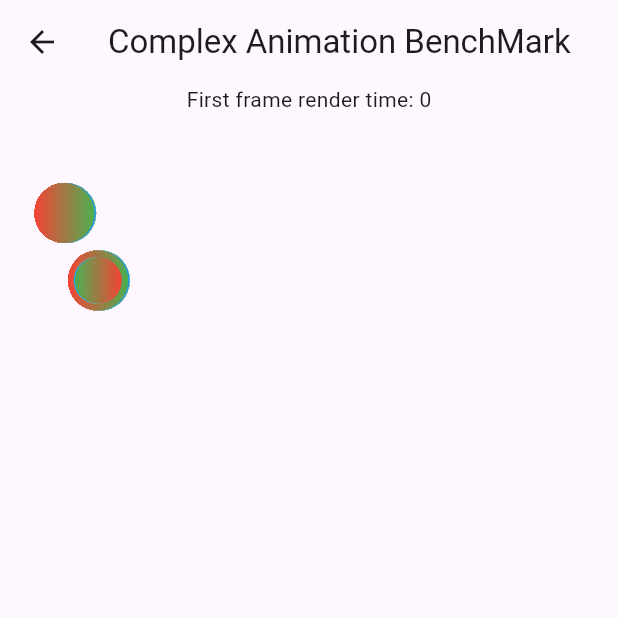
After one commit to SuicaLondon/flutter_benchmark, a Flutter app: the ComplexAnimationBenchMark screen opened directly, on a phone screen of 412 x 824 dp, the top half of it. The commit adds this screen. Run offline on Flutter 3.47's test engine with Material 2 defaults, Android fonts, the phone set to English and light mode, and no system bars.

Commit message:
Update Animation

```diff
--- a/lib/app.dart
+++ b/lib/app.dart
@@ -1,10 +1,13 @@
 import 'package:flutter/material.dart';
 import 'package:flutter_benchmark/benchmark1/calculation_benchmark.dart';
 import 'package:flutter_benchmark/benchmark2/complex_ui_benchmark.dart';
+import 'package:flutter_benchmark/benchmark3/complex_animation_benchamark.dart';
 
 enum BenchmarkItem {
   calculation('Calculation benchmark', CalculationBenchmark()),
-  complexUI('Complex UI Render benchmark', ComplexUIBenchMark());
+  complexUI('Complex UI Render benchmark', ComplexUIBenchMark()),
+  complexAnimation(
+      'Complex Animation Render benchmark', ComplexAnimationBenchMark());
 
   const BenchmarkItem(this.name, this.page);
   final String name;
--- /dev/null
+++ b/lib/benchmark3/complex_animation_benchamark.dart
@@ -0,0 +1,76 @@
+import 'dart:math';
+
+import 'package:flutter/material.dart';
+import 'package:flutter_benchmark/benchmark3/random_animation_builder.dart';
+
+class ComplexAnimationBenchMark extends StatefulWidget {
+  const ComplexAnimationBenchMark({super.key});
+
+  @override
+  State<ComplexAnimationBenchMark> createState() =>
+      _ComplexAnimationBenchMarkState();
+}
+
+class _ComplexAnimationBenchMarkState extends State<ComplexAnimationBenchMark> {
+  final ValueNotifier<int?> _firstFrameRenderTime = ValueNotifier(null);
+
+  @override
+  void initState() {
+    super.initState();
+    DateTime startTime = DateTime.now();
+    WidgetsBinding.instance.addPostFrameCallback((_) {
+      DateTime endTime = DateTime.now();
+      Duration duration = endTime.difference(startTime);
+      _firstFrameRenderTime.value = duration.inMilliseconds;
+    });
+  }
+
+  @override
+  Widget build(BuildContext context) {
+    return Scaffold(
+      appBar: AppBar(
+        title: const Text('Complex Animation BenchMark'),
+      ),
+      body: Column(
+        children: [
+          ValueListenableBuilder(
+            valueListenable: _firstFrameRenderTime,
+            builder: (context, firstFrameRenderTime, child) {
+              return Text('First frame render time: $firstFrameRenderTime');
+            },
+          ),
+          Expanded(
+            child: Stack(
+              children: List.generate(
+                1000,
+                (index) {
+                  double ratio = Random().nextDouble();
+                  return RandomAnimationWidget(
+                    left: MediaQuery.of(context).size.width * ratio,
+                    top: MediaQuery.of(context).size.height * ratio,
+                    type: AnimationType.byNumber(index),
+                    child: Container(
+                      width: 40,
+                      height: 40,
+                      decoration: const BoxDecoration(
+                        gradient: LinearGradient(colors: [
+                          Colors.red,
+                          Colors.green,
+                        ]),
+                        shape: BoxShape.circle,
+                        boxShadow: [
+                          BoxShadow(color: Colors.yellow, offset: Offset(1, 0)),
+                          BoxShadow(color: Colors.blue, offset: Offset(1, 0)),
+                        ],
+                      ),
+                    ),
+                  );
+                },
+              ),
+            ),
+          )
+        ],
+      ),
+    );
+  }
+}
--- /dev/null
+++ b/lib/benchmark3/random_animation_builder.dart
@@ -0,0 +1,96 @@
+import 'dart:math';
+
+import 'package:flutter/material.dart';
+
+enum AnimationType {
+  translate,
+  opcaity,
+  scale;
+
+  const AnimationType();
+
+  factory AnimationType.byNumber(int num) {
+    int index = num % AnimationType.values.length;
+    switch (index) {
+      case 1:
+        return AnimationType.translate;
+      case 2:
+        return AnimationType.opcaity;
+      default:
+        return AnimationType.scale;
+    }
+  }
+}
+
+class RandomAnimationWidget extends StatefulWidget {
+  final double top;
+  final double left;
+  final AnimationType type;
+  final Widget child;
+  const RandomAnimationWidget({
+    super.key,
+    required this.top,
+    required this.left,
+    required this.type,
+    required this.child,
+  });
+
+  @override
+  State<RandomAnimationWidget> createState() => _RandomAnimationWidgetState();
+}
+
+class _RandomAnimationWidgetState extends State<RandomAnimationWidget>
+    with SingleTickerProviderStateMixin {
+  final double _xRatio = Random().nextDouble() * 2 - 1;
+  final double _yRatio = Random().nextDouble() * 2 - 1;
+  late final AnimationController _controller;
+
+  @override
+  void initState() {
+    super.initState();
+    _controller =
+        AnimationController(duration: const Duration(seconds: 3), vsync: this)
+          ..forward();
+  }
+
+  @override
+  void dispose() {
+    _controller.dispose();
+    super.dispose();
+  }
+
+  @override
+  Widget build(BuildContext context) {
+    return Positioned(
+      top: widget.top,
+      left: widget.left,
+      child: RepaintBoundary(
+        child: AnimatedBuilder(
+          animation: _controller,
+          builder: (context, child) {
+            if (widget.type == AnimationType.translate) {
+              return Transform.translate(
+                offset: Offset(
+                  _controller.value * widget.left * _xRatio,
+                  _controller.value * widget.top * _yRatio,
+                ),
+                child: child,
+              );
+            } else if (widget.type == AnimationType.scale) {
+              return Transform.scale(
+                scale: _xRatio,
+                child: child,
+              );
+            } else {
+              return Opacity(
+                opacity: _controller.value,
+                child: child,
+              );
+            }
+          },
+          child: widget.child,
+        ),
+      ),
+    );
+  }
+}
```
